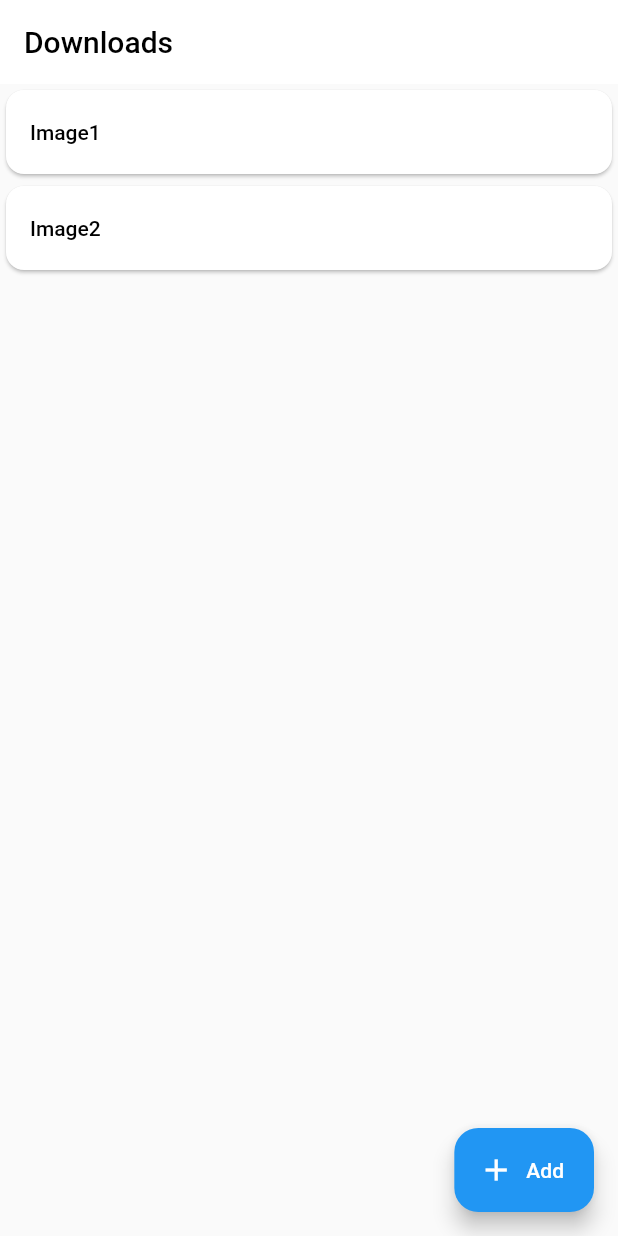
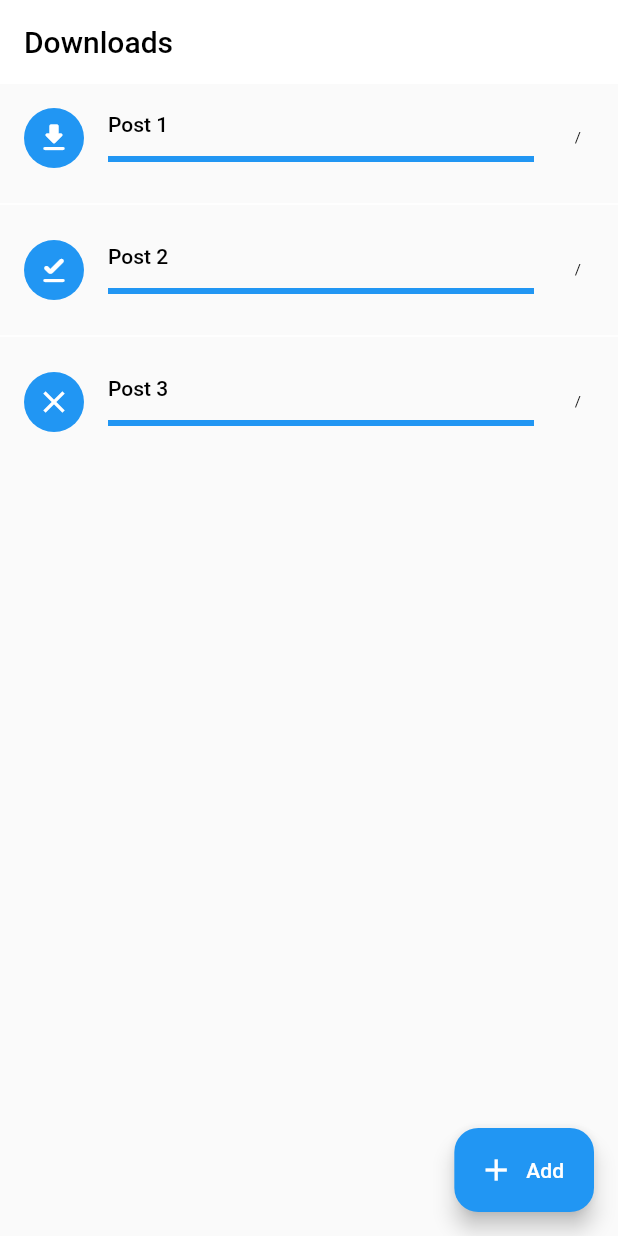
Before and after one commit to aim22-projects/offline_instagram, a Flutter app: the DownloadsScreen screen opened by its route, on a phone screen of 412 x 824 dp. Run offline on Flutter 3.47's test engine with Material 2 defaults, Android fonts, the phone set to English and light mode, and no system bars; our stand-ins replace go_router; missing offline and left inert: filesize; statements that could not run were skipped.

Commit message:
ProviderConsumer is injected in DownloadScreen

```diff
--- a/lib/screens/downloads/download_task.dart
+++ b/lib/screens/downloads/download_task.dart
@@ -1,11 +1,19 @@
-enum DownloadStatus { pending, completed }
+enum DownloadStatus { downloading, completed, canceled }
 
 class DownloadTask {
   DownloadStatus status;
   final String name;
   final String link;
   final String path;
+  int totalSize = 50;
+  int downloadedSize = 10;
 
-  DownloadTask({required this.name, required this.link, required this.path})
-      : status = DownloadStatus.pending;
+  DownloadTask({
+    required this.name,
+    required this.link,
+    required this.path,
+    this.totalSize = 0,
+    this.downloadedSize = 0,
+    this.status = DownloadStatus.downloading,
+  });
 }
--- a/lib/screens/downloads/downloads_provider.dart
+++ b/lib/screens/downloads/downloads_provider.dart
@@ -1,9 +1,8 @@
 import 'dart:async';
 
 import 'package:flutter/material.dart';
-import 'package:go_router/go_router.dart';
+import 'package:offline_instagram/screens/downloads/download_task.dart';
 
-import '../../constants/app_router.dart';
 
 class DownloadsProvider extends ChangeNotifier {
   // private final fields
@@ -12,28 +11,46 @@ class DownloadsProvider extends ChangeNotifier {
   // ignore: unused_field
   StreamSubscription<String>? _streamSubscription;
   // private fields
-  List<String> _tasks = ['Image1', 'Image2'];
+  List<DownloadTask> _tasks = [
+    DownloadTask(
+      name: 'Post 1',
+      link: '',
+      path: '',
+      totalSize: 50,
+      downloadedSize: 10,
+      status: DownloadStatus.downloading,
+    ),
+    DownloadTask(
+      name: 'Post 2',
+      link: '',
+      path: '',
+      totalSize: 50,
+      downloadedSize: 50,
+      status: DownloadStatus.completed,
+    ),
+    DownloadTask(
+      name: 'Post 3',
+      link: '',
+      path: '',
+      totalSize: 50,
+      downloadedSize: 10,
+      status: DownloadStatus.canceled,
+    ),
+  ];
 
   DownloadsProvider(this._context);
 
-  set addTask(String value) {
+  set addTask(DownloadTask value) {
     _tasks.add(value);
     notifyListeners();
   }
 
   // public setters
-  set setTasks(List<String> value) {
+  set setTasks(List<DownloadTask> value) {
     _tasks = value;
     notifyListeners();
   }
 
   // public getters
-  List<String> get tasks => _tasks;
-
-  void openAddDownloadDialog([String? path]) {
-    GoRouter.of(_context).pushNamed(
-      AppRoutes.addDownload.name!,
-      queryParams: {'link': path},
-    );
-  }
+  List<DownloadTask> get tasks => _tasks;
 }
--- a/lib/screens/downloads/downloads_screen.dart
+++ b/lib/screens/downloads/downloads_screen.dart
@@ -1,6 +1,8 @@
+import 'package:filesize/filesize.dart';
 import 'package:flutter/material.dart';
-import 'package:provider/provider.dart';
+import 'package:offline_instagram/screens/downloads/download_task.dart';
 
+import '../../widgets/provider_consumer.dart';
 import 'downloads_provider.dart';
 
 class DownloadsScreen extends StatelessWidget {
@@ -8,9 +10,8 @@ class DownloadsScreen extends StatelessWidget {
 
   @override
   Widget build(context) {
-    return ChangeNotifierProvider<DownloadsProvider>(
+    return ProviderConsumer<DownloadsProvider>(
       create: (context) => DownloadsProvider(context),
-      child: Consumer<DownloadsProvider>(
       builder: (context, model, child) {
         return Scaffold(
           appBar: AppBar(
@@ -18,28 +19,48 @@ class DownloadsScreen extends StatelessWidget {
           ),
           body: tasksList(model),
           floatingActionButton: FloatingActionButton.extended(
-              onPressed: model.openAddDownloadDialog,
             icon: const Icon(Icons.add),
             label: const Text('Add'),
+            onPressed: () {},
           ),
         );
       },
-      ),
     );
   }
 
   ListView tasksList(DownloadsProvider model) {
-    return ListView.builder(
+    return ListView.separated(
+      shrinkWrap: true,
+      physics: const ClampingScrollPhysics(),
       itemCount: model.tasks.length,
       itemBuilder: (context, index) => tasksTile(model, index),
+      separatorBuilder: (context, index) => const Divider(),
     );
   }
 
-  Card tasksTile(DownloadsProvider model, int index) {
-    return Card(
-      child: ListTile(
-        title: Text(model.tasks[index]),
+  Widget tasksTile(DownloadsProvider model, int index) {
+    return Column(
+      mainAxisSize: MainAxisSize.min,
+      children: [
+        ListTile(
+          title: Text(model.tasks[index].name),
+          subtitle: LinearProgressIndicator(
+            value: model.tasks[index].downloadedSize /
+                model.tasks[index].totalSize,
           ),
+          leading: CircleAvatar(
+            child: Icon(
+              model.tasks[index].status == DownloadStatus.completed
+                  ? Icons.download_done_rounded
+                  : model.tasks[index].status == DownloadStatus.downloading
+                      ? Icons.download_rounded
+                      : Icons.close,
+            ),
+          ),
+          trailing: Text(
+              '${filesize(model.tasks[index].downloadedSize, 0)}/${filesize(model.tasks[index].totalSize, 0)}'),
+        ),
+      ],
     );
   }
 }
```
Lines whose indentation alone changed are shown as unchanged.
